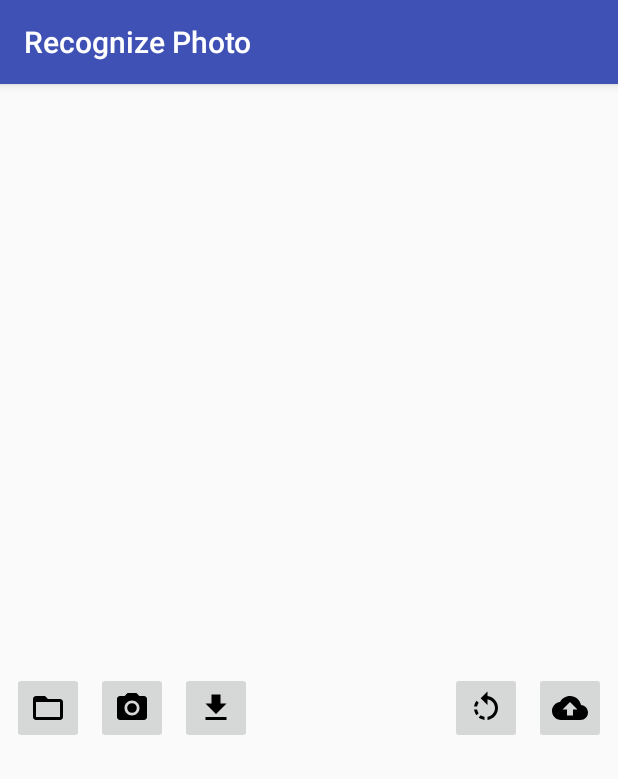
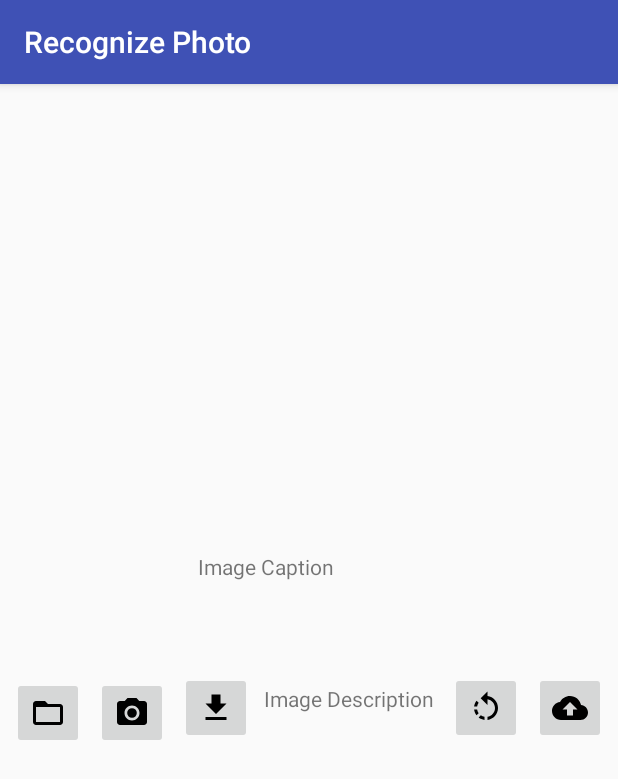
Before and after one commit to yuansun97/NBA-Star-Search, an Android app: the screen it shows after launch (MainActivity), on a phone screen of 412 x 824 dp. Shown: the top 779 px of the screen. Run offline under Robolectric (Android 15) with nearby library versions, the phone set to English and light mode, and no system bars; our stand-ins replace Volley.

Commit message:
3rd commit

```diff
--- a/app/src/main/java/edu/illinois/cs/cs125/spring2019/mp3/Tasks.java
+++ b/app/src/main/java/edu/illinois/cs/cs125/spring2019/mp3/Tasks.java
@@ -141,13 +141,13 @@ class Tasks {
 
         /** Default visual features to request. You may need to change this value. */
         private static final String MS_CV_API_DEFAULT_VISUAL_FEATURES =
-                "Categories,Description,Faces,ImageType,Color,Adult";
+                "Description,ImageType,Tags";
 
         /** Default visual features to request. */
         private static final String MS_CV_API_DEFAULT_LANGUAGE = "en";
 
         /** Default visual features to request. You may need to change this value. */
-        private static final String MS_CV_API_DEFAULT_DETAILS = "Landmarks";
+        private static final String MS_CV_API_DEFAULT_DETAILS = "Animals";
 
         /** Subscription key. */
         private static final String SUBSCRIPTION_KEY = BuildConfig.API_KEY;
--- a/app/src/main/res/layout/activity_main.xml
+++ b/app/src/main/res/layout/activity_main.xml
@@ -11,7 +11,7 @@
     tools:context=".MainActivity">
 
 
-    <FrameLayout xmlns:android="http://schemas.android.com/apk/res/android"
+    <FrameLayout
         android:layout_width="fill_parent"
         android:layout_height="fill_parent"
         android:layout_weight="50">
@@ -30,6 +30,15 @@
             android:layout_width="wrap_content"
             android:layout_height="wrap_content"
             android:layout_gravity="center_horizontal|center_vertical" />
+
+        <TextView
+            android:id="@+id/captionTextView"
+            android:layout_width="132dp"
+            android:layout_height="wrap_content"
+            android:layout_marginStart="132dp"
+            android:layout_marginTop="312dp"
+            android:text="@string/image_caption"
+            android:textAlignment="textStart" />
     </FrameLayout>
 
     <LinearLayout
@@ -115,6 +124,20 @@
                 app:layout_constraintTop_toTopOf="parent"
                 app:srcCompat="@drawable/ic_camera_alt_black_24dp" />
 
+            <TextView
+                android:id="@+id/descriptionTextView"
+                android:layout_width="116dp"
+                android:layout_height="38dp"
+                android:layout_marginStart="16dp"
+                android:layout_marginTop="16dp"
+                android:layout_marginEnd="16dp"
+                android:layout_marginBottom="16dp"
+                android:text="@string/image_description"
+                app:layout_constraintBottom_toBottomOf="parent"
+                app:layout_constraintEnd_toStartOf="@+id/rotateLeft"
+                app:layout_constraintStart_toEndOf="@+id/downloadFile"
+                app:layout_constraintTop_toTopOf="parent" />
+
         </android.support.constraint.ConstraintLayout>
 
         <LinearLayout
@@ -122,6 +145,33 @@
             android:layout_width="match_parent"
             android:layout_height="wrap_content"
             android:orientation="horizontal">
+        </LinearLayout>
+
+        <LinearLayout
+            android:id="@+id/imageHolder"
+            android:layout_width="fill_parent"
+            android:layout_height="fill_parent"
+            android:orientation="horizontal">
+
+            <ImageView
+                android:id="@+id/chuchuImage"
+                android:layout_width="64dp"
+                android:layout_height="64dp"
+                android:layout_weight="10"
+                android:layout_marginStart="1dp"
+                android:layout_marginTop="1dp"
+                android:visibility="gone"
+                app:srcCompat="@mipmap/chuchu" />
+
+            <ImageView
+                android:id="@+id/xyzImage"
+                android:layout_width="64dp"
+                android:layout_height="64dp"
+                android:layout_weight="50"
+                android:layout_marginStart="1dp"
+                android:layout_marginTop="1dp"
+                android:visibility="gone"
+                app:srcCompat="@mipmap/xyz" />
         </LinearLayout>
 
         <ScrollView
@@ -137,6 +187,9 @@
                 android:fontFamily="sans-serif-condensed"
                 android:textAlignment="viewStart"
                 android:textColor="@android:color/black" />
+
         </ScrollView>
     </LinearLayout>
+
+
 </LinearLayout>
--- a/app/src/main/res/values/strings.xml
+++ b/app/src/main/res/values/strings.xml
@@ -8,4 +8,6 @@
     <string name="process_image">Process Image</string>
     <string name="download_file">Download File</string>
     <string name="is_a_dog">Is A Dog</string>
+    <string name="image_description">Image Description</string>>
+    <string name="image_caption">Image Caption</string>
 </resources>
```
Also changed, not shown: app/src/main/java/edu/illinois/cs/cs125/spring2019/mp3/MainActivity.java (+25 -5 lines).
